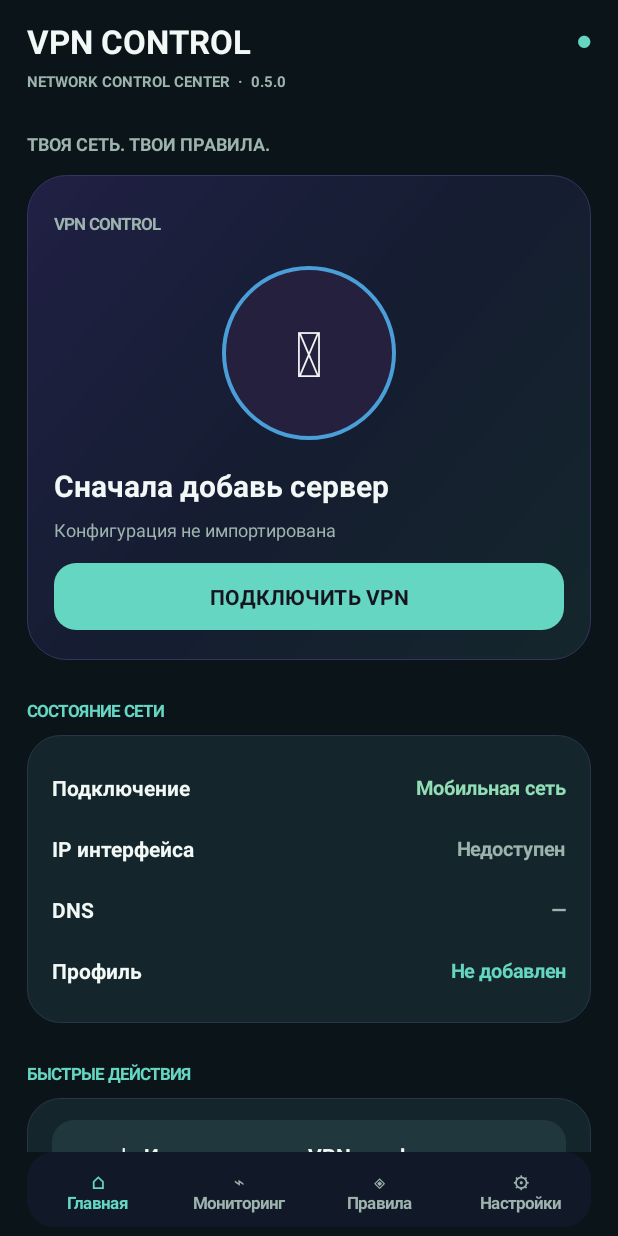
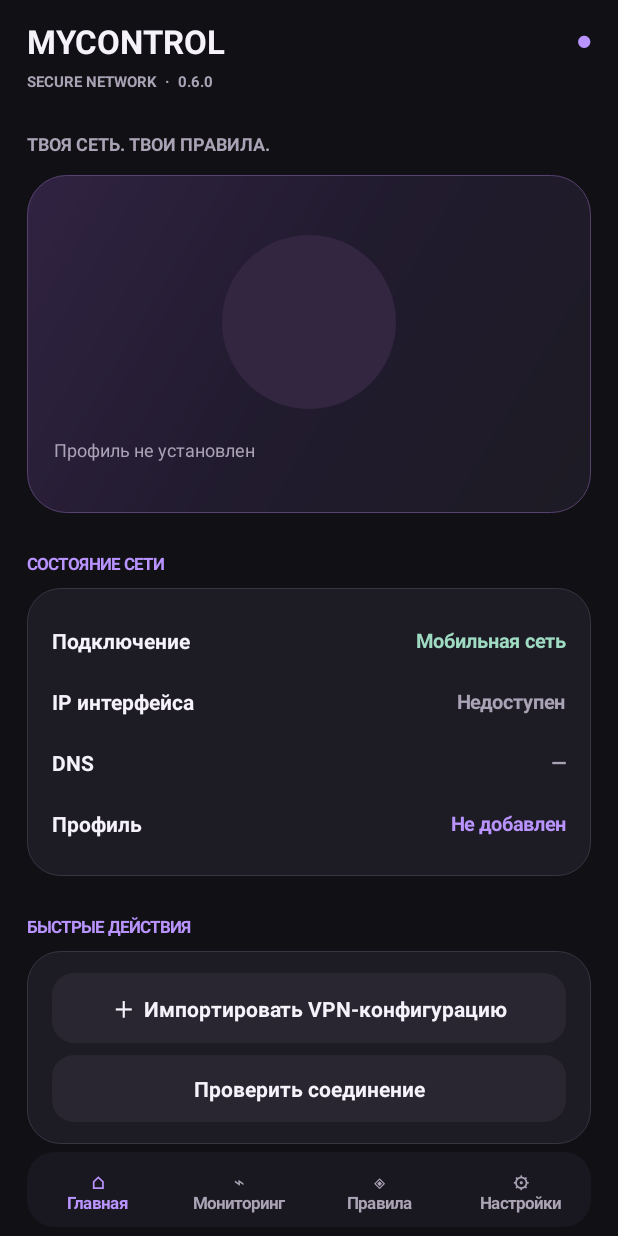
Before and after one commit to nistratovmatvej-crypto/VPN-Control, an Android app: the screen it shows after launch (MainActivity), on a phone screen of 412 x 824 dp. Run offline under Robolectric (Android 15) with nearby library versions, the phone set to English and light mode, and no system bars; libraries missing offline, so code that uses them is left out: org.amnezia.awg; 11 statements that could not run were skipped.

Commit message:
MyControl 0.6.0: redesign and connection state

```diff
--- a/app/src/main/java/com/vpncontrol/app/MainActivity.kt
+++ b/app/src/main/java/com/vpncontrol/app/MainActivity.kt
@@ -24,13 +24,13 @@ import java.net.InetAddress
 import java.text.DecimalFormat
 
 class MainActivity : Activity() {
-    private val bg = 0xFF0B1519.toInt(); private val panel = 0xFF14262B.toInt(); private val panel2 = 0xFF20383D.toInt()
-    private val white = 0xFFF2F8F6.toInt(); private val muted = 0xFF9CB3AE.toInt(); private val amber = 0xFF65D6C2.toInt()
-    private val blue = 0xFF4B9FD8.toInt(); private val green = 0xFF91DDB5.toInt()
+    private val bg = 0xFF111015.toInt(); private val panel = 0xFF1D1B24.toInt(); private val panel2 = 0xFF292631.toInt()
+    private val white = 0xFFF6F2FA.toInt(); private val muted = 0xFFAAA3B5.toInt(); private val amber = 0xFFB994FF.toInt()
+    private val blue = 0xFFD58BFF.toInt(); private val green = 0xFF9EDBC2.toInt()
     private val prefs by lazy { getSharedPreferences("vpncontrol", MODE_PRIVATE) }
     private lateinit var root: LinearLayout; private lateinit var body: LinearLayout; private lateinit var nav: LinearLayout
-    private var page = "home"; private var startAutomationAfterPermission = false; private var autoSelectAfterPermission = false; private val handler = Handler(Looper.getMainLooper()); private var rx0 = 0L; private var tx0 = 0L; private var sampleAt = 0L; private val rxHistory = mutableListOf<Float>()
-    private val refresh = object : Runnable { override fun run() { WireGuardControllerService.tunnelCounters()?.let { (rx, tx) -> TrafficStatsTracker.sampleTunnel(this@MainActivity, rx, tx) }; if (page == "monitor") { body.removeAllViews(); renderMonitor() }; handler.postDelayed(this, 1800) } }
+    private var page = "home"; private var lastRenderedTunnelState = false; private var startAutomationAfterPermission = false; private var autoSelectAfterPermission = false; private val handler = Handler(Looper.getMainLooper()); private var rx0 = 0L; private var tx0 = 0L; private var sampleAt = 0L; private val rxHistory = mutableListOf<Float>()
+    private val refresh = object : Runnable { override fun run() { WireGuardControllerService.tunnelCounters()?.let { (rx, tx) -> TrafficStatsTracker.sampleTunnel(this@MainActivity, rx, tx) }; val actual = WireGuardControllerService.isTunnelUp(); if (page == "monitor") { body.removeAllViews(); renderMonitor() } else if (page == "home" && actual != lastRenderedTunnelState) render(); handler.postDelayed(this, 900) } }
 
     override fun onCreate(savedInstanceState: Bundle?) { super.onCreate(savedInstanceState); window.statusBarColor = bg; window.navigationBarColor = bg; migrateLegacyConfig(); render(); handler.post(refresh) }
     override fun onResume() { super.onResume(); if (::root.isInitialized) render() }
@@ -49,10 +49,11 @@ class MainActivity : Activity() {
             catch (_: Exception) { Toast.makeText(this, "Старый профиль не удалось перенести. Сохрани его .conf отдельно.", Toast.LENGTH_LONG).show() }
         }
     }
+    private fun showToast(message: String) { val label = TextView(this).apply { text = message; textSize = 13f; setTextColor(white); setPadding(dp(18), dp(12), dp(18), dp(12)); background = shape(0xFF302A39.toInt(), 18, 0xFF59466B.toInt()) }; Toast(this).apply { duration = Toast.LENGTH_SHORT; view = label; setGravity(Gravity.BOTTOM or Gravity.CENTER_HORIZONTAL, 0, dp(74)) }.show() }
     private fun dp(v: Int) = (v * resources.displayMetrics.density).toInt()
     private fun text(s: String, size: Float, color: Int = white, bold: Boolean = false): TextView = TextView(this).apply { text=s; textSize=size; setTextColor(color); if(bold)setTypeface(null,Typeface.BOLD); setPadding(0,dp(3),0,dp(3)) }
     private fun shape(color: Int, radius: Int = 20, stroke: Int = 0): GradientDrawable = GradientDrawable().apply { setColor(color); cornerRadius=dp(radius).toFloat(); if(stroke!=0)setStroke(dp(1),stroke) }
-    private fun card(): LinearLayout = LinearLayout(this).apply { orientation=LinearLayout.VERTICAL; setPadding(dp(17),dp(15),dp(17),dp(15)); background=shape(panel,22,0xFF29354A.toInt()) }
+    private fun card(): LinearLayout = LinearLayout(this).apply { orientation=LinearLayout.VERTICAL; setPadding(dp(17),dp(15),dp(17),dp(15)); background=shape(panel,22,0xFF393342.toInt()) }
     private fun button(s: String, primary: Boolean = false, fn: () -> Unit): TextView = TextView(this).apply { text=s; textSize=14f; gravity=Gravity.CENTER; setTextColor(if(primary) 0xFF17131F.toInt() else white); typeface=Typeface.DEFAULT_BOLD; setPadding(dp(15),dp(13),dp(15),dp(13)); background=shape(if(primary) amber else panel2,15); setOnClickListener{fn()} }
     private fun gap(h:Int=12): View = View(this).apply { layoutParams=LinearLayout.LayoutParams(1,dp(h)) }
     private fun addCard(v: View) { body.addView(v, LinearLayout.LayoutParams(-1,-2).apply { bottomMargin=dp(12) }) }
@@ -62,23 +63,23 @@ class MainActivity : Activity() {
     }
     private fun render() {
         root=LinearLayout(this).apply { orientation=LinearLayout.VERTICAL; setBackgroundColor(bg); setPadding(dp(18),dp(10),dp(18),dp(6)) }
-        val header=LinearLayout(this).apply { orientation=LinearLayout.HORIZONTAL; gravity=Gravity.CENTER_VERTICAL; addView(text("VPN CONTROL",22f,white,true),LinearLayout.LayoutParams(0,-2,1f)); addView(text("●",17f,if(File(filesDir,"active.enc").exists())green else amber,true)) }
-        root.addView(header); root.addView(text("NETWORK CONTROL CENTER  ·  0.5.0",10f,muted,true).apply{setPadding(0,dp(3),0,dp(12))})
+        val header=LinearLayout(this).apply { orientation=LinearLayout.HORIZONTAL; gravity=Gravity.CENTER_VERTICAL; addView(text("MYCONTROL",22f,white,true),LinearLayout.LayoutParams(0,-2,1f)); addView(text("●",17f,if(File(filesDir,"active.enc").exists())green else amber,true)) }
+        root.addView(header); root.addView(text("SECURE NETWORK  ·  0.6.0",10f,muted,true).apply{setPadding(0,dp(3),0,dp(12))})
         val scroll=ScrollView(this).apply { isFillViewport=true }; body=LinearLayout(this).apply { orientation=LinearLayout.VERTICAL; setPadding(0,0,0,dp(8)) }; scroll.addView(body); root.addView(scroll,LinearLayout.LayoutParams(-1,0,1f))
         when(page){"home"->renderHome();"monitor"->renderMonitor();"automation"->renderAutomation();else->renderSettings()}
-        nav=LinearLayout(this).apply { orientation=LinearLayout.HORIZONTAL; gravity=Gravity.CENTER; setPadding(0,dp(8),0,dp(4)); background=shape(0xFF111827.toInt(),18) }
+        nav=LinearLayout(this).apply { orientation=LinearLayout.HORIZONTAL; gravity=Gravity.CENTER; setPadding(0,dp(8),0,dp(4)); background=shape(0xFF19171F.toInt(),18) }
         listOf("home" to "⌂\nГлавная","monitor" to "⌁\nМониторинг","automation" to "◈\nПравила","settings" to "⚙\nНастройки").forEach { (id,title)-> val t=text(title,11f,if(page==id)amber else muted,true).apply{gravity=Gravity.CENTER;setPadding(0,dp(5),0,dp(5));setOnClickListener{page=id;render()}}; nav.addView(t,LinearLayout.LayoutParams(0,-2,1f)) }
         root.addView(nav,LinearLayout.LayoutParams(-1,-2)); setContentView(root)
     }
     private fun renderHome() {
-        val has=File(filesDir,"active.enc").exists(); val connected=prefs.getBoolean("vpnWasStarted",false)
+        val has=File(filesDir,"active.enc").exists(); val connected=WireGuardControllerService.isTunnelUp(); lastRenderedTunnelState=connected
         body.addView(text("ТВОЯ СЕТЬ. ТВОИ ПРАВИЛА.",12f,muted,true).apply{setPadding(0,dp(14),0,dp(13))})
-        val hero=card().apply { gravity=Gravity.CENTER; setPadding(dp(18),dp(22),dp(18),dp(20)); background=GradientDrawable(GradientDrawable.Orientation.TL_BR,intArrayOf(0xFF202044.toInt(),0xFF151D31.toInt(),panel)).apply{cornerRadius=dp(26).toFloat();setStroke(dp(1),0xFF34345F.toInt())} }
-        hero.addView(text(if(connected)"ЗАЩИЩЁННОЕ СОЕДИНЕНИЕ" else "VPN CONTROL",11f,if(connected)green else muted,true))
-        val circle=TextView(this).apply { text=if(connected)"✓" else "⏻"; textSize=42f; gravity=Gravity.CENTER; setTextColor(white); background=GradientDrawable().apply{shape=GradientDrawable.OVAL;setColor(0xFF24203E.toInt());setStroke(dp(3),if(connected)green else blue)}; setOnClickListener{if(connected)stopVpn()else requestVpnStart();render()} }
+        val hero=card().apply { gravity=Gravity.CENTER; setPadding(dp(18),dp(22),dp(18),dp(20)); background=GradientDrawable(GradientDrawable.Orientation.TL_BR,intArrayOf(0xFF302342.toInt(),0xFF211B2E.toInt(),panel)).apply{cornerRadius=dp(26).toFloat();setStroke(dp(1),0xFF57416F.toInt())} }
+        hero.addView(text(if(connected)"ЗАЩИЩЁННОЕ СОЕДИНЕНИЕ" else "MYCONTROL",11f,if(connected)green else muted,true))
+        val circle=TextView(this).apply { text=if(connected)"✓" else "⏻"; textSize=42f; gravity=Gravity.CENTER; setTextColor(white); background=GradientDrawable().apply{shape=GradientDrawable.OVAL;setColor(0xFF332641.toInt());setStroke(dp(3),if(connected)green else blue)}; setOnClickListener{if(connected)stopVpn()else requestVpnStart();render()} }
         hero.addView(circle,LinearLayout.LayoutParams(dp(116),dp(116)).apply{topMargin=dp(18);bottomMargin=dp(14)})
         hero.addView(text(if(connected)"Подключено" else if(has)"Готов к подключению" else "Сначала добавь сервер",20f,white,true))
-        hero.addView(text(if(has) prefs.getString("profileName","VPN-профиль")?:"VPN-профиль" else "Конфигурация не импортирована",12f,muted).apply{setPadding(0,dp(5),0,dp(14))})
+        hero.addView(text(if(has) prefs.getString("profileName","VPN-профиль")?:"VPN-профиль" else "Профиль не установлен",12f,muted).apply{setPadding(0,dp(5),0,dp(14))})
         hero.addView(button(if(connected)"ОТКЛЮЧИТЬ VPN" else "ПОДКЛЮЧИТЬ VPN",true){if(connected)stopVpn()else requestVpnStart();render()})
         addCard(hero)
         section("СОСТОЯНИЕ СЕТИ")
@@ -144,7 +145,7 @@ class MainActivity : Activity() {
             setTextColor(white)
             setHintTextColor(muted)
             setPadding(dp(13), dp(11), dp(13), dp(11))
-            background = shape(panel2, 14, 0xFF31545A.toInt())
+            background = shape(panel2, 14, 0xFF51415F.toInt())
         }
         appCard.addView(search, LinearLayout.LayoutParams(-1, -2).apply { topMargin = dp(10); bottomMargin = dp(8) })
         val rows = LinearLayout(this).apply { orientation = LinearLayout.VERTICAL }
@@ -173,7 +174,7 @@ class MainActivity : Activity() {
                 }, LinearLayout.LayoutParams(0, -2, 1f))
                 item.addView(toggles)
                 rows.addView(item)
-                val divider = View(this).apply { setBackgroundColor(0xFF294247.toInt()) }
+                val divider = View(this).apply { setBackgroundColor(0xFF393342.toInt()) }
                 rows.addView(divider, LinearLayout.LayoutParams(-1, dp(1)))
             }
         }
@@ -295,15 +296,15 @@ class MainActivity : Activity() {
         }
     }
 
-    private fun requestVpnStart(){startAutomationAfterPermission=false;if(!File(filesDir,"active.enc").exists()){Toast.makeText(this,"Сначала импортируй .conf",Toast.LENGTH_LONG).show();return};val i=VpnService.prepare(this);if(i!=null)startActivityForResult(i,42)else startWireGuard()}
-    private fun startWireGuard(){try{val i=Intent(this,WireGuardControllerService::class.java).setAction(WireGuardControllerService.ACTION_UP);if(android.os.Build.VERSION.SDK_INT>=26)startForegroundService(i)else startService(i);Toast.makeText(this,"Подключение запрошено",Toast.LENGTH_SHORT).show()}catch(e:Exception){Toast.makeText(this,"Ошибка VPN: ${e.message}",Toast.LENGTH_LONG).show()}}
-    private fun stopVpn(){try{val i=Intent(this,WireGuardControllerService::class.java).setAction(WireGuardControllerService.ACTION_DOWN);if(android.os.Build.VERSION.SDK_INT>=26)startForegroundService(i)else startService(i)}catch(e:Exception){Toast.makeText(this,"Не удалось отключить: ${e.message}",Toast.LENGTH_LONG).show()}}
+    private fun requestVpnStart(){startAutomationAfterPermission=false;if(!File(filesDir,"active.enc").exists()){showToast("Профиль MyControl пока не установлен");return};val i=VpnService.prepare(this);if(i!=null)startActivityForResult(i,42)else startWireGuard()}
+    private fun startWireGuard(){try{val i=Intent(this,WireGuardControllerService::class.java).setAction(WireGuardControllerService.ACTION_UP);if(android.os.Build.VERSION.SDK_INT>=26)startForegroundService(i)else startService(i); showToast("Подключаемся к MyControl…")}catch(e:Exception){showToast("Ошибка VPN: ${e.message}")}}
+    private fun stopVpn(){try{val i=Intent(this,WireGuardControllerService::class.java).setAction(WireGuardControllerService.ACTION_DOWN);if(android.os.Build.VERSION.SDK_INT>=26)startForegroundService(i)else startService(i);showToast("Отключаем VPN…")}catch(e:Exception){showToast("Не удалось отключить: ${e.message}")}}
     private fun openPrivateDnsSettings(){try{startActivity(Intent("android.settings.PRIVATE_DNS_SETTINGS"))}catch(_:Exception){startActivity(Intent(Settings.ACTION_WIRELESS_SETTINGS))}}
     private fun networkType():String{val cm=getSystemService(CONNECTIVITY_SERVICE) as ConnectivityManager;val n=cm.activeNetwork?:return "Нет соединения";val c=cm.getNetworkCapabilities(n)?:return "Неизвестно";return when{c.hasTransport(NetworkCapabilities.TRANSPORT_WIFI)->"Wi-Fi";c.hasTransport(NetworkCapabilities.TRANSPORT_CELLULAR)->"Мобильная сеть";c.hasTransport(NetworkCapabilities.TRANSPORT_ETHERNET)->"Ethernet";else->"Другое"}}
     private fun currentIp():String{try{val interfaces=java.net.NetworkInterface.getNetworkInterfaces();while(interfaces.hasMoreElements()){val ni=interfaces.nextElement();if(ni.isUp&&!ni.isLoopback){val addrs=ni.inetAddresses;while(addrs.hasMoreElements()){val a=addrs.nextElement();if(!a.isLoopbackAddress&&a is java.net.Inet4Address)return a.hostAddress?:"—"}}}}catch(_:Exception){};return "Недоступен"}
     private fun dnsServers():String{val cm=getSystemService(CONNECTIVITY_SERVICE) as ConnectivityManager;val n=cm.activeNetwork?:return "—";val lp=cm.getLinkProperties(n)?:return "—";return lp.dnsServers.joinToString(", "){it.hostAddress?:""}.ifBlank{"Не определены"}}
     private fun connectionDuration():String{if(!prefs.getBoolean("vpnWasStarted",false))return "Не подключён";val start=prefs.getLong("connectedAt",0L);if(start<=0)return "Подключение активно";val sec=((System.currentTimeMillis()-start)/1000).coerceAtLeast(0);return String.format("%02d:%02d:%02d",sec/3600,(sec%3600)/60,sec%60)}
-    private inner class TrafficGraphView:View(this@MainActivity){private val paint=Paint(Paint.ANTI_ALIAS_FLAG);override fun onDraw(canvas:Canvas){super.onDraw(canvas);val w=width.toFloat();val h=height.toFloat();paint.color=0xFF2A3548.toInt();paint.strokeWidth=1f;for(i in 1..3)canvas.drawLine(0f,h*i/4,w,h*i/4,paint);if(rxHistory.size<2)return;val max=(rxHistory.maxOrNull()?:1f).coerceAtLeast(1f);paint.color=amber;paint.strokeWidth=dp(2).toFloat();paint.style=Paint.Style.STROKE;val path=android.graphics.Path();rxHistory.forEachIndexed{index,value->val x=w*index/(rxHistory.size-1).coerceAtLeast(1);val y=h-(value/max)*(h-dp(8))-dp(4);if(index==0)path.moveTo(x,y)else path.lineTo(x,y)};canvas.drawPath(path,paint);paint.style=Paint.Style.FILL}}
+    private inner class TrafficGraphView:View(this@MainActivity){private val paint=Paint(Paint.ANTI_ALIAS_FLAG);override fun onDraw(canvas:Canvas){super.onDraw(canvas);val w=width.toFloat();val h=height.toFloat();paint.color=0xFF393342.toInt();paint.strokeWidth=1f;for(i in 1..3)canvas.drawLine(0f,h*i/4,w,h*i/4,paint);if(rxHistory.size<2)return;val max=(rxHistory.maxOrNull()?:1f).coerceAtLeast(1f);paint.color=amber;paint.strokeWidth=dp(2).toFloat();paint.style=Paint.Style.STROKE;val path=android.graphics.Path();rxHistory.forEachIndexed{index,value->val x=w*index/(rxHistory.size-1).coerceAtLeast(1);val y=h-(value/max)*(h-dp(8))-dp(4);if(index==0)path.moveTo(x,y)else path.lineTo(x,y)};canvas.drawPath(path,paint);paint.style=Paint.Style.FILL}}
     private fun bytes(v:Long):String{if(v<0)return "Недоступно";val units=arrayOf("Б","КБ","МБ","ГБ","ТБ");var x=v.toDouble();var i=0;while(x>=1024&&i<units.lastIndex){x/=1024;i++};return "${DecimalFormat("0.0").format(x)} ${units[i]}"}
     private fun speed(v:Double):String="${bytes(v.toLong())}/с"
     private fun runDiagnostics(){Thread{val start=System.currentTimeMillis();val result=try{val ok=InetAddress.getByName("1.1.1.1").isReachable(2500);if(ok)"Узел 1.1.1.1 доступен · ${System.currentTimeMillis()-start} мс" else "Ответ не получен. ICMP может блокироваться сетью."}catch(e:Exception){"Ошибка сети: ${e.javaClass.simpleName}"};runOnUiThread{prefs.edit().putString("lastDiagnostic",result).apply();Toast.makeText(this,result,Toast.LENGTH_LONG).show();if(page=="monitor"){body.removeAllViews();renderMonitor()}}}.start()}
```
